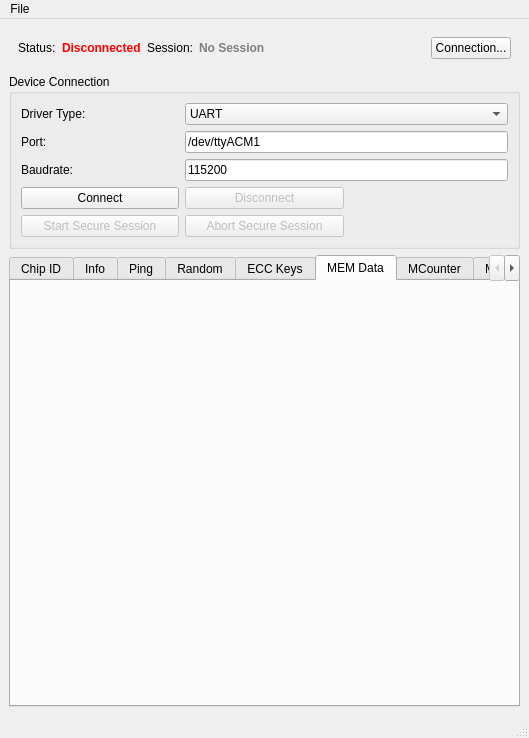
petrkr/tropic01manager, file mainwindow.ui: the form before one commit.
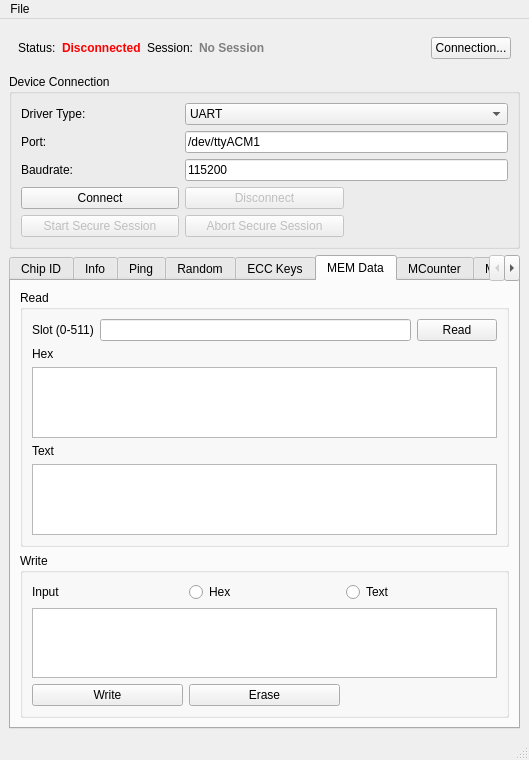
The form after the commit. The open tabs and pages were chosen to show the change.

Commit message: Mem data

What changed in the file:
```diff
--- a/mainwindow.ui
+++ b/mainwindow.ui
@@ -873,6 +873,109 @@
        <attribute name="title">
         <string>MEM Data</string>
        </attribute>
+       <layout class="QVBoxLayout" name="layoutMemData">
+        <item>
+         <widget class="QGroupBox" name="groupMemRead">
+          <property name="title">
+           <string>Read</string>
+          </property>
+          <layout class="QGridLayout" name="gridMemRead">
+           <item row="0" column="0">
+            <widget class="QLabel" name="labelMemSlot">
+             <property name="text">
+              <string>Slot (0-511)</string>
+             </property>
+            </widget>
+           </item>
+           <item row="0" column="1">
+            <widget class="QLineEdit" name="leMemSlot"/>
+           </item>
+           <item row="0" column="2">
+            <widget class="QPushButton" name="btnMemRead">
+             <property name="text">
+              <string>Read</string>
+             </property>
+            </widget>
+           </item>
+           <item row="1" column="0">
+            <widget class="QLabel" name="labelMemHex">
+             <property name="text">
+              <string>Hex</string>
+             </property>
+            </widget>
+           </item>
+           <item row="2" column="0" colspan="3">
+            <widget class="QPlainTextEdit" name="pteMemHex">
+             <property name="readOnly">
+              <bool>true</bool>
+             </property>
+            </widget>
+           </item>
+           <item row="3" column="0">
+            <widget class="QLabel" name="labelMemText">
+             <property name="text">
+              <string>Text</string>
+             </property>
+            </widget>
+           </item>
+           <item row="4" column="0" colspan="3">
+            <widget class="QPlainTextEdit" name="pteMemText">
+             <property name="readOnly">
+              <bool>true</bool>
+             </property>
+            </widget>
+           </item>
+          </layout>
+         </widget>
+        </item>
+        <item>
+         <widget class="QGroupBox" name="groupMemWrite">
+          <property name="title">
+           <string>Write</string>
+          </property>
+          <layout class="QGridLayout" name="gridMemWrite">
+           <item row="0" column="0">
+            <widget class="QLabel" name="labelMemFormat">
+             <property name="text">
+              <string>Input</string>
+             </property>
+            </widget>
+           </item>
+           <item row="0" column="1">
+            <widget class="QRadioButton" name="rbMemHex">
+             <property name="text">
+              <string>Hex</string>
+             </property>
+            </widget>
+           </item>
+           <item row="0" column="2">
+            <widget class="QRadioButton" name="rbMemText">
+             <property name="text">
+              <string>Text</string>
+             </property>
+            </widget>
+           </item>
+           <item row="1" column="0" colspan="3">
+            <widget class="QPlainTextEdit" name="pteMemInput"/>
+           </item>
+           <item row="2" column="0">
+            <widget class="QPushButton" name="btnMemWrite">
+             <property name="text">
+              <string>Write</string>
+             </property>
+            </widget>
+           </item>
+           <item row="2" column="1">
+            <widget class="QPushButton" name="btnMemErase">
+             <property name="text">
+              <string>Erase</string>
+             </property>
+            </widget>
+           </item>
+          </layout>
+         </widget>
+        </item>
+       </layout>
       </widget>
       <widget class="QWidget" name="tab_6">
        <attribute name="title">
```
The commit also changes 1 other file.
